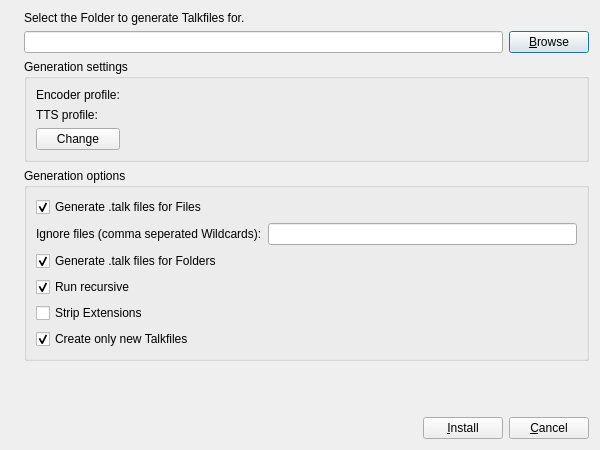
Before: the Qt Designer form rbutil/rbutilqt/installtalkfrm.ui in Rockbox/rockbox, drawn with Qt 5.
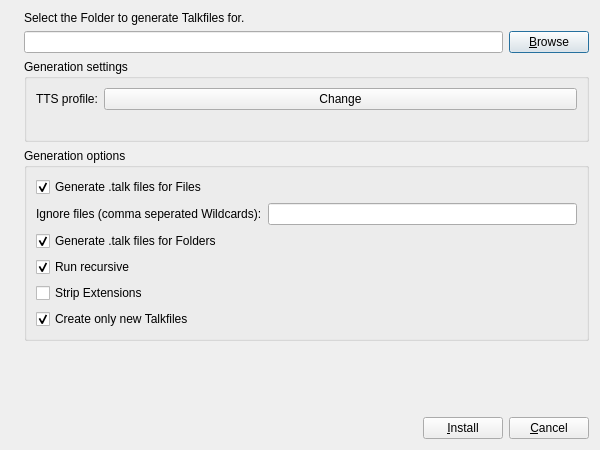
After: the same form once the commit is applied. Icons and pictures are not drawn.

Commit message:
Remove encoder display from voice / talk dialogs.
The encoder is fixed depending on the selected target, so there is no real
benefit in displaying it in voice and talkfile generation dialogs.

What changed in the file:
```diff
--- a/rbutil/rbutilqt/installtalkfrm.ui
+++ b/rbutil/rbutilqt/installtalkfrm.ui
@@ -62,20 +62,13 @@
      </property>
      <layout class="QGridLayout" name="gridLayout_3">
       <item row="0" column="0">
-       <widget class="QLabel" name="labelEncProfile">
-        <property name="text">
-         <string>Encoder profile:</string>
-        </property>
-       </widget>
-      </item>
-      <item row="1" column="0">
        <widget class="QLabel" name="labelTtsProfile">
         <property name="text">
          <string>TTS profile:</string>
         </property>
        </widget>
       </item>
-      <item row="2" column="0">
+      <item row="0" column="1">
        <widget class="QPushButton" name="change">
         <property name="sizePolicy">
          <sizepolicy hsizetype="Minimum" vsizetype="Minimum">
@@ -88,7 +81,7 @@
         </property>
        </widget>
       </item>
-      <item row="2" column="1">
+      <item row="1" column="1">
        <spacer>
         <property name="orientation">
          <enum>Qt::Horizontal</enum>
```
The commit also changes 3 other files.
